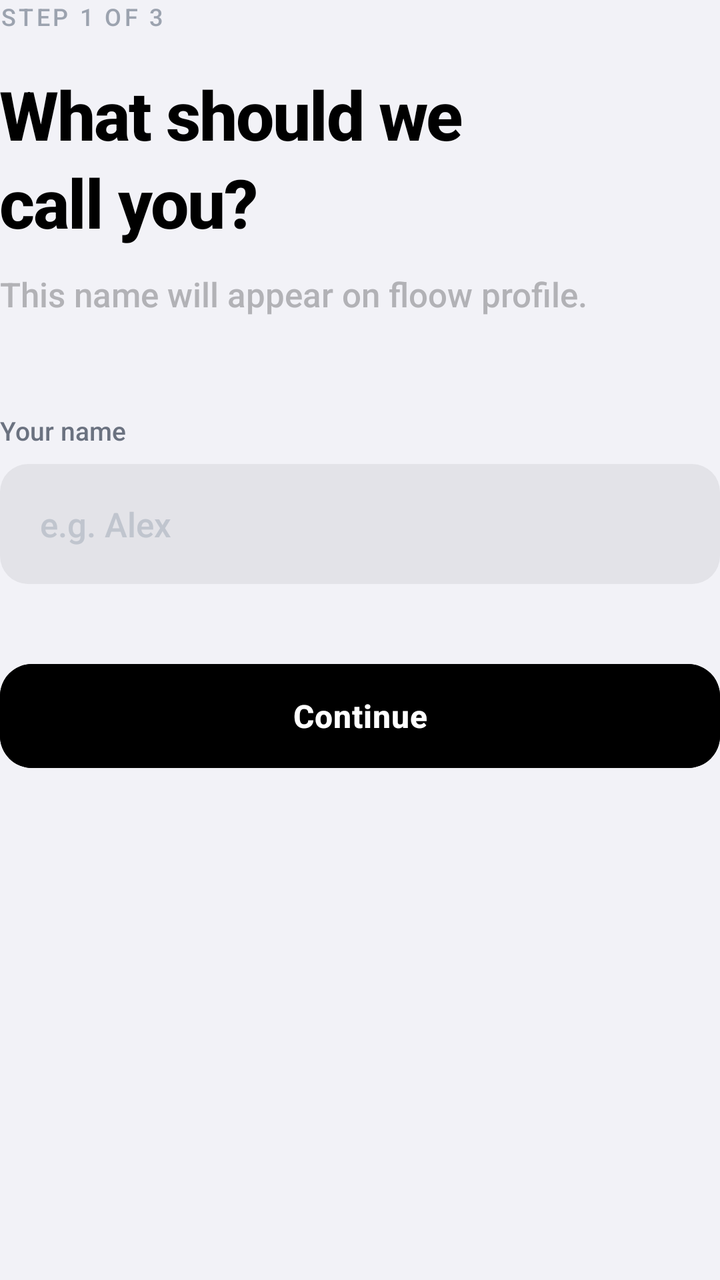
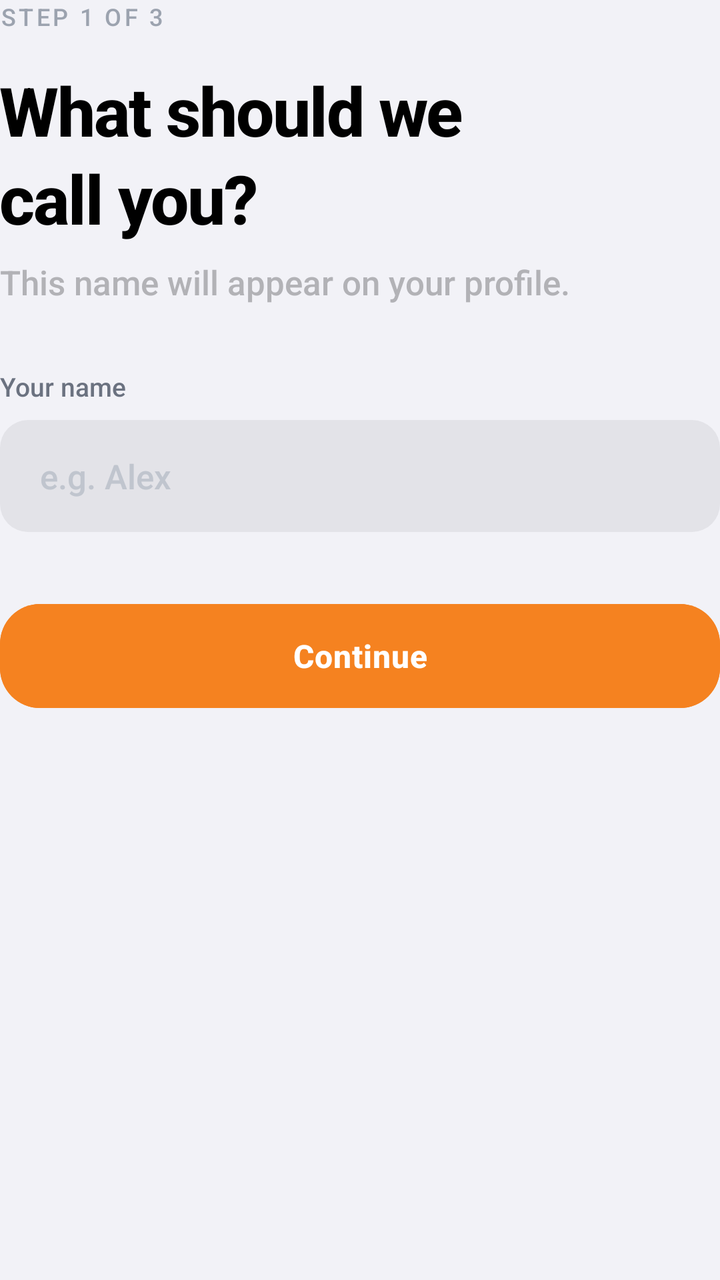

Before-and-after screenshots of an Android layout around one commit, followed by the original layout XML and the change that was made.
<!-- AndroidManifest.xml: application theme Theme.Floow -->
<!-- res/layout/step_name.xml -->
<?xml version="1.0" encoding="utf-8"?>
<LinearLayout xmlns:android="http://schemas.android.com/apk/res/android"
    xmlns:app="http://schemas.android.com/apk/res-auto"
    android:layout_width="match_parent"
    android:layout_height="wrap_content"
    android:orientation="vertical"
    android:gravity="start">

    
    <TextView
        android:layout_width="wrap_content"
        android:layout_height="wrap_content"
        android:text="STEP 1 OF 3"
        android:textSize="12sp"
        android:textAllCaps="true"
        android:letterSpacing="0.12"
        android:textColor="#9CA3AF"
        android:fontFamily="sans-serif-medium" />

    <TextView
        android:layout_width="wrap_content"
        android:layout_height="wrap_content"
        android:layout_marginTop="18dp"
        android:text="What should we\ncall you?"
        android:lineSpacingExtra="4dp"
        style="@style/IOSLargeTitle" />

    <TextView
        android:layout_width="wrap_content"
        android:layout_height="wrap_content"
        android:layout_marginTop="12dp"
        android:text="This name will appear on floow profile."
        style="@style/IOSBody"
        android:alpha="0.65" />

    
    <TextView
        android:layout_width="wrap_content"
        android:layout_height="wrap_content"
        android:layout_marginTop="48dp"
        android:text="Your name"
        android:textSize="13sp"
        android:textColor="#6B7280"
        android:fontFamily="sans-serif-medium" />

    <EditText
        android:id="@+id/etName"
        android:layout_width="match_parent"
        android:layout_height="60dp"
        android:layout_marginTop="8dp"
        android:background="@drawable/bg_rounded_edit"
        android:hint="e.g. Alex"
        android:paddingHorizontal="20dp"
        android:textSize="17sp"
        android:fontFamily="sans-serif-medium"
        android:textColorHint="#C0C5CE"
        android:inputType="textPersonName|textCapWords"
        android:maxLines="1" />

    <com.google.android.material.button.MaterialButton
        android:id="@+id/btnContinue"
        android:layout_width="match_parent"
        android:layout_height="60dp"
        android:layout_marginTop="36dp"
        android:text="Continue"
        android:textAllCaps="false"
        android:textSize="16sp"
        android:textStyle="bold"
        android:letterSpacing="0.02"
        android:backgroundTint="@color/black"
        app:cornerRadius="16dp"
        app:elevation="0dp" />

</LinearLayout>
<!-- resources referenced by this layout -->
<resources>
  <color name="black">#FF000000</color>
  <!-- drawable bg_rounded_edit (drawable) -->
  <?xml version="1.0" encoding="utf-8"?>
  <shape xmlns:android="http://schemas.android.com/apk/res/android">
      <solid android:color="#E3E3E8" /> 
      <corners android:radius="14dp" />
  </shape>
  <style name="IOSBody">
          <item name="android:textSize">17sp</item>
          <item name="android:textColor">@color/text_secondary</item>
          <item name="android:lineSpacingMultiplier">1.2</item>
      </style>
  <style name="IOSLargeTitle">
          <item name="android:textSize">34sp</item>
          <item name="android:textStyle">bold</item>
          <item name="android:textColor">@color/text_primary</item>
          <item name="android:letterSpacing">-0.02</item>
      </style>
  <style name="Theme.Floow" parent="Theme.Material3.Light.NoActionBar">
          <item name="colorPrimary">@color/accent</item>
          <item name="colorOnPrimary">@color/white</item>
          <item name="android:statusBarColor">@color/background</item>
          <item name="android:windowLightStatusBar">true</item>
          <item name="android:navigationBarColor">@color/background</item>
          <item name="android:windowBackground">@color/background</item>
  
          
          <item name="fontFamily">sans-serif-medium</item>
      </style>
  <color name="text_secondary">#FF8E8E93</color>
  <color name="text_primary">#FF000000</color>
  <color name="accent">#FF007AFF</color>
  <color name="white">#FFFFFFFF</color>
  <color name="background">#FFF2F2F7</color>
</resources>

<!-- the commit's change to res/layout/step_name.xml (unified diff, before → after) -->
@@ -20,7 +20,7 @@
     <TextView
         android:layout_width="wrap_content"
         android:layout_height="wrap_content"
-        android:layout_marginTop="18dp"
+        android:layout_marginTop="16dp"
         android:text="What should we\ncall you?"
         android:lineSpacingExtra="4dp"
         style="@style/IOSLargeTitle" />
@@ -28,8 +28,8 @@
     <TextView
         android:layout_width="wrap_content"
         android:layout_height="wrap_content"
-        android:layout_marginTop="12dp"
-        android:text="This name will appear on floow profile."
+        android:layout_marginTop="8dp"
+        android:text="This name will appear on your profile."
         style="@style/IOSBody"
         android:alpha="0.65" />
 
@@ -37,7 +37,7 @@
     <TextView
         android:layout_width="wrap_content"
         android:layout_height="wrap_content"
-        android:layout_marginTop="48dp"
+        android:layout_marginTop="32dp"
         android:text="Your name"
         android:textSize="13sp"
         android:textColor="#6B7280"
@@ -46,7 +46,7 @@
     <EditText
         android:id="@+id/etName"
         android:layout_width="match_parent"
-        android:layout_height="60dp"
+        android:layout_height="56dp"
         android:layout_marginTop="8dp"
         android:background="@drawable/bg_rounded_edit"
         android:hint="e.g. Alex"
@@ -61,14 +61,14 @@
         android:id="@+id/btnContinue"
         android:layout_width="match_parent"
         android:layout_height="60dp"
-        android:layout_marginTop="36dp"
+        android:layout_marginTop="32dp"
         android:text="Continue"
         android:textAllCaps="false"
         android:textSize="16sp"
         android:textStyle="bold"
         android:letterSpacing="0.02"
-        android:backgroundTint="@color/black"
-        app:cornerRadius="16dp"
+        android:backgroundTint="#FFF58220"
+        app:cornerRadius="20dp"
         app:elevation="0dp" />
 
 </LinearLayout>
<!-- resource entries referenced after the edit -->
@@ -1,6 +1,5 @@
 <!-- resources referenced by this layout -->
 <resources>
-  <color name="black">#FF000000</color>
   <!-- drawable bg_rounded_edit (drawable) -->
   <?xml version="1.0" encoding="utf-8"?>
   <shape xmlns:android="http://schemas.android.com/apk/res/android">
